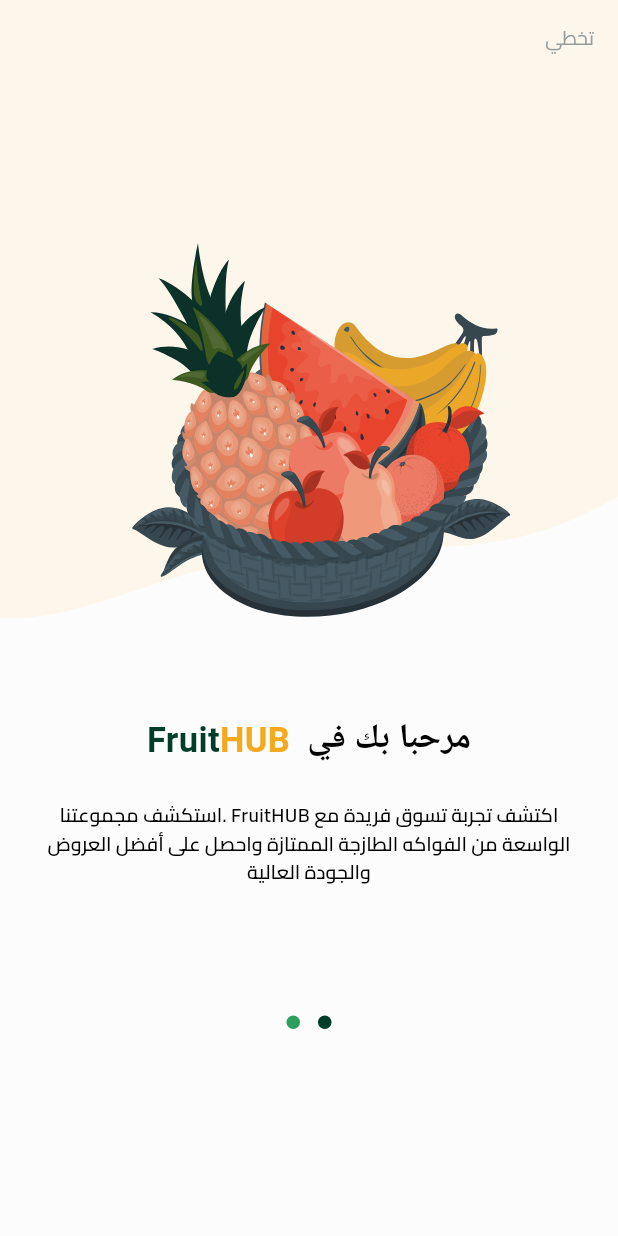
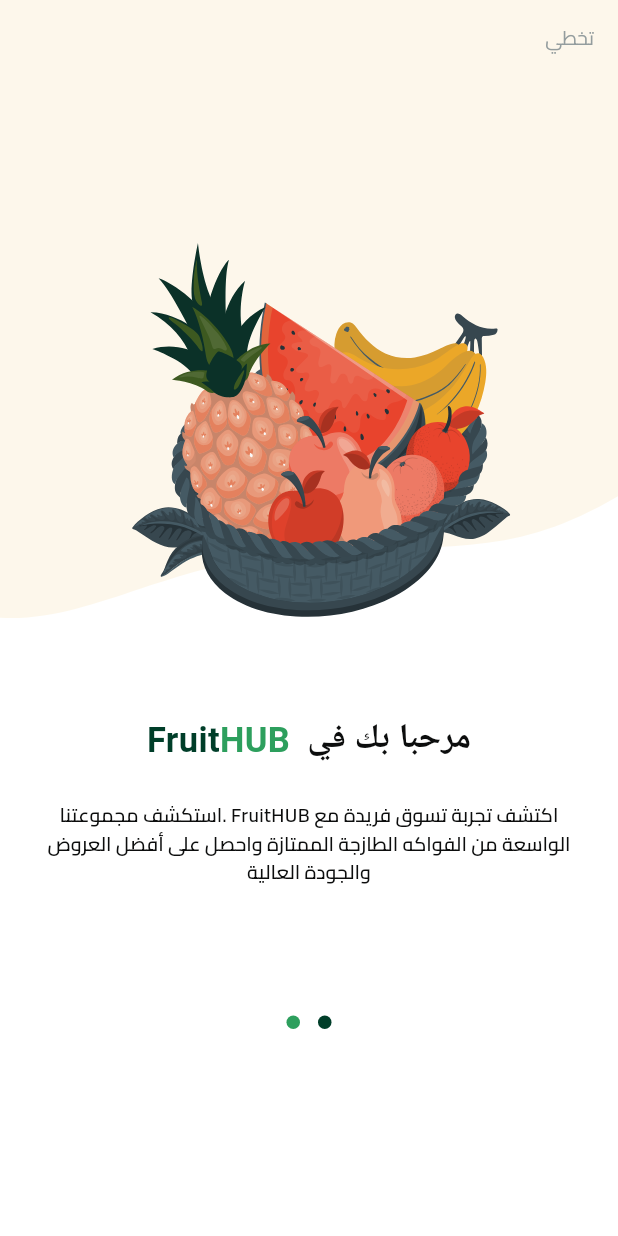
Before and after one commit to samir-227/Pure_Harvest_e_commerce, a Flutter app: the screen it shows after launch, on a phone screen of 412 x 824 dp. Run offline on Flutter 3.47's test engine with Material 3 defaults, Android fonts, the phone set to English and light mode, and no system bars; drawn by our look-alikes of dots_indicator; our stand-ins replace dartz, firebase_auth, firebase_core, flutter_svg, shared_preferences; accounts and stored records are empty.

Commit message:
app theming

```diff
--- /dev/null
+++ b/lib/core/theme/colors.dart
@@ -0,0 +1,30 @@
+import 'package:flutter/material.dart';
+
+// Light Theme Colors
+class LightThemeColors {
+  static const Color primary = Color(0xFF003E29); // Green1/500 for buttons
+  static const Color secondary =
+      Color(0xFF2D9F5D); // green/500 for icons, secondary actions
+  static const Color background = Color(0xFFFFFFFF); // White background
+  static const Color surface = Color(0xFFE6E9EA); // Cards and input fields
+  static const Color textPrimary =
+      Color(0xFF0C0D0D); // Grayscale/950 for main text
+  static const Color textSecondary =
+      Color(0xFF949D9E); // Grayscale/500 for hints
+  static const Color secondaryContainer = Color(0xFFF4A91F); // Orange/500 for banners
+  static const Color error = Color(0xFFEB5757); // Error states
+}
+
+// Dark Theme Colors
+class DarkThemeColors {
+  static const Color primary =
+      Color(0xFF2E7D32); // Slightly lighter green for contrast
+  static const Color secondary = Color(0xFF5DB957); // Same green for consistency
+  static const Color background = Color(0xFF121212); // Dark background
+  static const Color surface = Color(0xFF1E1E1E); // Dark gray for cards
+  static const Color textPrimary = Color(0xFFFFFFFF); // White text
+  static const Color textSecondary = Color(0xFFB0B0B0); // Light gray text
+  static const Color secondaryContainer = Color(0xFFF4A91F);  // Same orange for banners
+  static const Color error =
+      Color(0xFFEF5350); // Slightly brighter red for dark mode
+}
--- /dev/null
+++ b/lib/core/theme/theme_data.dart
@@ -0,0 +1,215 @@
+import 'package:flutter/material.dart';
+import 'package:fruits_hub/core/theme/fonts.dart';
+import 'colors.dart';
+
+class AppThemes {
+  static final ThemeData lightTheme = ThemeData(
+    fontFamily: AppFonts.kCairoFont,
+    useMaterial3: true,
+    brightness: Brightness.light,
+    primaryColor: LightThemeColors.primary,
+    scaffoldBackgroundColor: LightThemeColors.background,
+    colorScheme: const ColorScheme.light(
+      primary: LightThemeColors.primary,
+      secondary: LightThemeColors.secondary,
+      surface: LightThemeColors.surface,
+      onPrimary: Colors.white,
+      onSecondary: Colors.black,
+      onSurface: LightThemeColors.textPrimary,
+      error: LightThemeColors.error,
+    ),
+    appBarTheme: const AppBarTheme(
+      backgroundColor: Colors.white,
+      foregroundColor: Colors.black,
+    ),
+    elevatedButtonTheme: ElevatedButtonThemeData(
+      style: ElevatedButton.styleFrom(
+        backgroundColor: LightThemeColors.primary,
+        foregroundColor: Colors.white,
+      ),
+    ),
+    cardTheme: const CardTheme(
+      color: LightThemeColors.surface,
+      elevation: 2,
+    ),
+    inputDecorationTheme: const InputDecorationTheme(
+      fillColor: LightThemeColors.surface,
+      filled: true,
+      border: OutlineInputBorder(),
+      labelStyle: TextStyle(color: LightThemeColors.textSecondary),
+    ),
+  );
+
+  static final ThemeData darkTheme = ThemeData(
+    fontFamily: AppFonts.kCairoFont,
+    useMaterial3: true,
+    brightness: Brightness.dark,
+    primaryColor: DarkThemeColors.primary,
+    scaffoldBackgroundColor: DarkThemeColors.background,
+    colorScheme: const ColorScheme.dark(
+      primary: DarkThemeColors.primary,
+      secondary: DarkThemeColors.secondary,
+      surface: DarkThemeColors.surface,
+      onPrimary: Colors.black,
+      onSecondary: Colors.white,
+      onSurface: DarkThemeColors.textPrimary,
+      error: DarkThemeColors.error,
+    ),
+    appBarTheme: const AppBarTheme(
+      backgroundColor: Colors.black,
+      foregroundColor: Colors.white,
+    ),
+    elevatedButtonTheme: ElevatedButtonThemeData(
+      style: ElevatedButton.styleFrom(
+        backgroundColor: DarkThemeColors.primary,
+        foregroundColor: Colors.white,
+      ),
+    ),
+    cardTheme: const CardTheme(
+      color: DarkThemeColors.surface,
+      elevation: 2,
+    ),
+    inputDecorationTheme: const InputDecorationTheme(
+      fillColor: DarkThemeColors.surface,
+      filled: true,
+      border: OutlineInputBorder(),
+      labelStyle: TextStyle(color: DarkThemeColors.textSecondary),
+    ),
+  );
+}
+
+// class ThemeService {
+//   // This function returns the light theme for the application
+//   static ThemeData light() => ThemeData(
+//         // Set the default font family for the theme
+//         fontFamily: AppFonts.kCairoFont,
+
+//         // Set the primary color of the theme
+//         primaryColor: AppColors.kPrimaryColor,
+
+//         // Define the AppBar theme with a primary color background
+//         appBarTheme: const AppBarTheme(
+//           backgroundColor: AppColors.kPrimaryColor,
+//         ),
+
+//         // Set the secondary header color used in widgets
+//         secondaryHeaderColor: AppColors.kSecondaryColor,
+
+//         // Define the color for disabled elements
+//         disabledColor: AppColors.kDisabledColor,
+
+//         // Specify the overall brightness of the theme as light
+//         brightness: Brightness.light,
+
+//         // Set the hint color for input fields
+//         hintColor: AppColors.kHintColor,
+
+//         // Card color for card widgets
+//         cardColor: AppColors.kCardColor,
+
+//         // Shadow color for elevated elements, with slight opacity
+//         shadowColor: Colors.black.withAlpha(8),
+
+//         // Define the TextButton theme with a custom style
+//         textButtonTheme: TextButtonThemeData(
+//             style:
+//                 TextButton.styleFrom(foregroundColor: AppColors.kPrimaryColor)),
+
+//         // Configure the color scheme for the theme
+//         colorScheme: const ColorScheme.light(
+//                 primary: AppColors.kPrimaryColor,
+//                 secondary: AppColors.kSecondaryColor)
+//             .copyWith(
+//               surface: const Color(0xFFFCFCFC), // Surface color for components
+//             )
+//             .copyWith(
+//               error: const Color(0xFFE84D4F), // Error color for the theme
+//             ),
+
+//         // Popup menu theme with white background and surface tint
+//         popupMenuTheme: const PopupMenuThemeData(
+//             color: Colors.white, surfaceTintColor: Colors.white),
+
+//         // Dialog theme with white surface tint
+//         dialogTheme: const DialogTheme(surfaceTintColor: Colors.white),
+
+//         // Floating action button theme with a rounded shape
+//         floatingActionButtonTheme: FloatingActionButtonThemeData(
+//           shape: RoundedRectangleBorder(
+//             borderRadius: BorderRadius.circular(500),
+//           ),
+//         ),
+
+//         // Bottom app bar theme with white surface tint and specific height
+//         bottomAppBarTheme: const BottomAppBarTheme(
+//           surfaceTintColor: Colors.white,
+//           height: 60,
+//           padding: EdgeInsets.symmetric(vertical: 5),
+//         ),
+
+//         // Divider theme with specified thickness and color
+//         dividerTheme:
+//             const DividerThemeData(thickness: 0.2, color: Color(0xFFA0A4A8)),
+
+//         // Tab bar theme with transparent divider color
+//         tabBarTheme: const TabBarTheme(dividerColor: Colors.transparent),
+//       );
+
+//   /// Create a dark theme.
+//   /// This theme is used when the user sets their device to dark mode.
+//   static ThemeData dark() => ThemeData(
+//         // Set the font family to Cairo
+//         fontFamily: AppFonts.kCairoFont,
+//         // Set the primary color to the primary color of the app
+//         primaryColor: AppColors.kPrimaryColor,
+//         // Set the secondary header color to a light gray color
+//         secondaryHeaderColor: const Color(0xFF4da2a9),
+//         // Set the app bar theme to have a dark background color
+//         appBarTheme: const AppBarTheme(
+//           backgroundColor: AppColors.kPrimaryColor,
+//         ),
+//         // Set the disabled color to a light gray color
+//         disabledColor: const Color(0xffa2a7ad),
+//         // Set the brightness of the theme to dark
+//         brightness: Brightness.dark,
+//         // Set the hint color of input fields to a light gray color
+//         hintColor: const Color(0xFFbebebe),
+//         // Set the card color to a dark gray color
+//         cardColor: const Color(0xFF30313C),
+//         // Set the shadow color to a light gray color with a small amount of opacity
+//         shadowColor: Colors.white.withAlpha(8),
+//         // Set the text button theme to have a custom style with a light gray color
+//         textButtonTheme: TextButtonThemeData(
+//             style:
+//                 TextButton.styleFrom(foregroundColor: AppColors.kPrimaryColor)),
+//         // Set the color scheme to a dark color scheme with a light gray surface color
+//         colorScheme: const ColorScheme.dark(
+//           primary: AppColors.kPrimaryColor,
+//           secondary: AppColors.kPrimaryColor,
+//         )
+//             .copyWith(surface: const Color(0xFF191A26))
+//             .copyWith(error: const Color(0xFFdd3135)),
+//         // Set the popup menu theme to have a dark background color
+//         popupMenuTheme: const PopupMenuThemeData(
+//             color: Color(0xFF29292D), surfaceTintColor: Color(0xFF29292D)),
+//         // Set the dialog theme to have a light gray surface tint
+//         dialogTheme: const DialogTheme(surfaceTintColor: Colors.white10),
+//         // Set the floating action button theme to have a rounded shape
+//         floatingActionButtonTheme: FloatingActionButtonThemeData(
+//             shape: RoundedRectangleBorder(
+//                 borderRadius: BorderRadius.circular(500))),
+//         // Set the bottom app bar theme to have a dark background color
+//         bottomAppBarTheme: const BottomAppBarTheme(
+//           surfaceTintColor: Colors.black,
+//           height: 60,
+//           padding: EdgeInsets.symmetric(vertical: 5),
+//         ),
+//         // Set the divider theme to have a light gray color with a small amount of thickness
+//         dividerTheme: const DividerThemeData(
+//           thickness: 0.5,
+//           color: Color(0xFFA0A4A8),
+//         ),
+//         // Set the tab bar theme to have a divider with a transparent color
+//         tabBarTheme: const TabBarTheme(dividerColor: Colors.transparent),
+//       );
+// }
--- a/lib/core/theme/theme_service.dart
+++ /dev/null
@@ -1,139 +0,0 @@
-import 'package:flutter/material.dart';
-import 'package:fruits_hub/core/theme/fonts.dart' show AppFonts;
-import 'package:fruits_hub/core/utlis/app_colors.dart';
-
-class ThemeService {
-  // This function returns the light theme for the application
-  static ThemeData light() => ThemeData(
-        // Set the default font family for the theme
-        fontFamily: AppFonts.kCairoFont,
-
-        // Set the primary color of the theme
-        primaryColor: AppColors.kPrimaryColor,
-
-        // Define the AppBar theme with a primary color background
-        appBarTheme: const AppBarTheme(
-          backgroundColor: AppColors.kPrimaryColor,
-        ),
-
-        // Set the secondary header color used in widgets
-        secondaryHeaderColor: AppColors.kSecondaryColor,
-
-        // Define the color for disabled elements
-        disabledColor: AppColors.kDisabledColor,
-
-        // Specify the overall brightness of the theme as light
-        brightness: Brightness.light,
-
-        // Set the hint color for input fields
-        hintColor: AppColors.kHintColor,
-
-        // Card color for card widgets
-        cardColor: AppColors.kCardColor,
-
-        // Shadow color for elevated elements, with slight opacity
-        shadowColor: Colors.black.withAlpha(8),
-
-        // Define the TextButton theme with a custom style
-        textButtonTheme: TextButtonThemeData(
-            style:
-                TextButton.styleFrom(foregroundColor: AppColors.kPrimaryColor)),
-
-        // Configure the color scheme for the theme
-        colorScheme: const ColorScheme.light(
-                primary: AppColors.kPrimaryColor,
-                secondary: AppColors.kSecondaryColor)
-            .copyWith(
-              surface: const Color(0xFFFCFCFC), // Surface color for components
-            )
-            .copyWith(
-              error: const Color(0xFFE84D4F), // Error color for the theme
-            ),
-
-        // Popup menu theme with white background and surface tint
-        popupMenuTheme: const PopupMenuThemeData(
-            color: Colors.white, surfaceTintColor: Colors.white),
-
-        // Dialog theme with white surface tint
-        dialogTheme: const DialogTheme(surfaceTintColor: Colors.white),
-
-        // Floating action button theme with a rounded shape
-        floatingActionButtonTheme: FloatingActionButtonThemeData(
-          shape: RoundedRectangleBorder(
-            borderRadius: BorderRadius.circular(500),
-          ),
-        ),
-
-        // Bottom app bar theme with white surface tint and specific height
-        bottomAppBarTheme: const BottomAppBarTheme(
-          surfaceTintColor: Colors.white,
-          height: 60,
-          padding: EdgeInsets.symmetric(vertical: 5),
-        ),
-
-        // Divider theme with specified thickness and color
-        dividerTheme:
-            const DividerThemeData(thickness: 0.2, color: Color(0xFFA0A4A8)),
-
-        // Tab bar theme with transparent divider color
-        tabBarTheme: const TabBarTheme(dividerColor: Colors.transparent),
-      );
-
-  /// Create a dark theme.
-  /// This theme is used when the user sets their device to dark mode.
-  static ThemeData dark() => ThemeData(
-        // Set the font family to Cairo
-        fontFamily: AppFonts.kCairoFont,
-        // Set the primary color to the primary color of the app
-        primaryColor: AppColors.kPrimaryColor,
-        // Set the secondary header color to a light gray color
-        secondaryHeaderColor: const Color(0xFF4da2a9),
-        // Set the app bar theme to have a dark background color
-        appBarTheme: const AppBarTheme(
-          backgroundColor: AppColors.kPrimaryColor,
-        ),
-        // Set the disabled color to a light gray color
-        disabledColor: const Color(0xffa2a7ad),
-        // Set the brightness of the theme to dark
-        brightness: Brightness.dark,
-        // Set the hint color of input fields to a light gray color
-        hintColor: const Color(0xFFbebebe),
-        // Set the card color to a dark gray color
-        cardColor: const Color(0xFF30313C),
-        // Set the shadow color to a light gray color with a small amount of opacity
-        shadowColor: Colors.white.withAlpha(8),
-        // Set the text button theme to have a custom style with a light gray color
-        textButtonTheme: TextButtonThemeData(
-            style:
-                TextButton.styleFrom(foregroundColor: AppColors.kPrimaryColor)),
-        // Set the color scheme to a dark color scheme with a light gray surface color
-        colorScheme: const ColorScheme.dark(
-          primary: AppColors.kPrimaryColor,
-          secondary: AppColors.kPrimaryColor,
-        )
-            .copyWith(surface: const Color(0xFF191A26))
-            .copyWith(error: const Color(0xFFdd3135)),
-        // Set the popup menu theme to have a dark background color
-        popupMenuTheme: const PopupMenuThemeData(
-            color: Color(0xFF29292D), surfaceTintColor: Color(0xFF29292D)),
-        // Set the dialog theme to have a light gray surface tint
-        dialogTheme: const DialogTheme(surfaceTintColor: Colors.white10),
-        // Set the floating action button theme to have a rounded shape
-        floatingActionButtonTheme: FloatingActionButtonThemeData(
-            shape: RoundedRectangleBorder(
-                borderRadius: BorderRadius.circular(500))),
-        // Set the bottom app bar theme to have a dark background color
-        bottomAppBarTheme: const BottomAppBarTheme(
-          surfaceTintColor: Colors.black,
-          height: 60,
-          padding: EdgeInsets.symmetric(vertical: 5),
-        ),
-        // Set the divider theme to have a light gray color with a small amount of thickness
-        dividerTheme: const DividerThemeData(
-          thickness: 0.5,
-          color: Color(0xFFA0A4A8),
-        ),
-        // Set the tab bar theme to have a divider with a transparent color
-        tabBarTheme: const TabBarTheme(dividerColor: Colors.transparent),
-      );
-}
--- a/lib/core/utlis/app_colors.dart
+++ b/lib/core/utlis/app_colors.dart
@@ -1,12 +1,12 @@
-import 'package:flutter/material.dart';
+// import 'package:flutter/material.dart';
 
-class AppColors {
-  static const Color kPrimaryColor = Color(0xFF003E29);
-  static const Color kLightPrimaryColor = Color(0xFF2D9F5D);
-  static const Color kSecondaryColor = Color(0xFFF4A91F);
-  static const Color kLightSecondaryColor = Color(0xFFF8C76D);
-  static const Color kSecondaryHeaderColor = Color(0xFF4da2a9);
-  static const Color kDisabledColor = Color(0xFFBABFC4);
-  static const Color kHintColor = Color(0xFF9F9F9F);
-  static const Color kCardColor = Colors.white;
-}
+// class AppColors {
+//   static const Color kPrimaryColor = Color(0xFF003E29);
+//   static const Color kLightPrimaryColor = Color(0xFF2D9F5D);
+//   static const Color kSecondaryColor = Color(0xFFF4A91F);
+//   static const Color kLightSecondaryColor = Color(0xFFF8C76D);
+//   static const Color kSecondaryHeaderColor = Color(0xFF4da2a9);
+//   static const Color kDisabledColor = Color(0xFFBABFC4);
+//   static const Color kHintColor = Color(0xFF9F9F9F);
+//   static const Color kCardColor = Colors.white;
+// }
--- a/lib/core/widgets/custom_button.dart
+++ b/lib/core/widgets/custom_button.dart
@@ -1,5 +1,4 @@
 import 'package:flutter/material.dart';
-import 'package:fruits_hub/core/utlis/app_colors.dart';
 import 'package:fruits_hub/core/utlis/app_text_style.dart';
 
 class CustomButton extends StatelessWidget {
@@ -13,7 +12,7 @@
       height: 54,
       child: TextButton(
         style: TextButton.styleFrom(
-            backgroundColor: AppColors.kPrimaryColor,
+            backgroundColor: Theme.of(context).colorScheme.primary,
             shape: RoundedRectangleBorder(
               borderRadius: BorderRadius.circular(16),
             )),
--- a/lib/features/auth/presentation/views/widget/custom_check_box.dart
+++ b/lib/features/auth/presentation/views/widget/custom_check_box.dart
@@ -19,11 +19,15 @@
             width: 24,
             height: 24,
             decoration: ShapeDecoration(
-              color: isChecked ? AppColors.kPrimaryColor : Colors.white,
+              color: isChecked
+                  ? Theme.of(context).colorScheme.primary
+                  : Colors.white,
               shape: RoundedRectangleBorder(
                 side: BorderSide(
-                    width: 1.50,
-                    color: isChecked ? Colors.transparent : Color(0xFFDCDEDE)),
+                  width: 1.50,
+                  color:
+                      isChecked ? Colors.transparent : const Color(0xFFDCDEDE),
+                ),
                 borderRadius: BorderRadius.circular(8),
               ),
             ),
--- a/lib/features/auth/presentation/views/widget/dont_have_account_widget.dart
+++ b/lib/features/auth/presentation/views/widget/dont_have_account_widget.dart
@@ -31,7 +31,7 @@
           child: Text(
             S.of(context).register,
             style: TextStyles.semiBold16.copyWith(
-              color: AppColors.kPrimaryColor,
+              color: Theme.of(context).colorScheme.primary,
               height: 1.40,
             ),
           ),
--- a/lib/features/auth/presentation/views/widget/i_have_account_widget.dart
+++ b/lib/features/auth/presentation/views/widget/i_have_account_widget.dart
@@ -28,7 +28,7 @@
           child: Text(
             S.of(context).login,
             style: TextStyles.semiBold16.copyWith(
-              color: AppColors.kPrimaryColor,
+              color: Theme.of(context).colorScheme.primary,
               height: 1.40,
             ),
           ),
--- a/lib/features/auth/presentation/views/widget/sign_in_view_body.dart
+++ b/lib/features/auth/presentation/views/widget/sign_in_view_body.dart
@@ -45,7 +45,7 @@
             Text(
               S.of(context).forgetPassword,
               style: TextStyles.semiBold13.copyWith(
-                color: AppColors.kLightPrimaryColor,
+                color: Theme.of(context).colorScheme.secondary,
               ),
             ),
             const SizedBox(
--- a/lib/features/auth/presentation/views/widget/term_and_condition_widget.dart
+++ b/lib/features/auth/presentation/views/widget/term_and_condition_widget.dart
@@ -48,7 +48,7 @@
                 TextSpan(
                   text: ' ${S.of(context).Policy} ',
                   style: TextStyles.semiBold13.copyWith(
-                    color: AppColors.kLightPrimaryColor,
+                    color: Theme.of(context).colorScheme.secondary,
                   ),
                 ),
               ],
--- a/lib/features/on_boarding/presentation/views/widgets/on_boarding_page_view.dart
+++ b/lib/features/on_boarding/presentation/views/widgets/on_boarding_page_view.dart
@@ -24,17 +24,17 @@
                 TextSpan(
                   text: S.of(context).welcomeTitle,
                   style: TextStyles.bold23.copyWith(),
-                  children: const [
+                  children: [
                     TextSpan(
                       text: ' Fruit',
                       style: TextStyle(
-                        color: AppColors.kPrimaryColor,
+                        color: Theme.of(context).colorScheme.primary,
                       ),
                     ),
                     TextSpan(
                       text: 'HUB',
                       style: TextStyle(
-                        color: Color(0xFFF4A91F),
+                        color: Theme.of(context).colorScheme.secondaryContainer,
                       ),
                     ),
                   ],
--- a/lib/features/on_boarding/presentation/views/widgets/on_boarding_view_body.dart
+++ b/lib/features/on_boarding/presentation/views/widgets/on_boarding_view_body.dart
@@ -49,10 +49,10 @@
         DotsIndicator(
           dotsCount: 2,
           decorator: DotsDecorator(
-            activeColor: AppColors.kPrimaryColor,
+            activeColor: Theme.of(context).colorScheme.primary,
             color: currentPage == 1
-                ? AppColors.kPrimaryColor
-                : AppColors.kLightPrimaryColor,
+                ? Theme.of(context).colorScheme.primary
+                :Theme.of(context).colorScheme.secondary,
           ),
         ),
         Visibility(
--- a/lib/main.dart
+++ b/lib/main.dart
@@ -5,7 +5,7 @@
 import 'package:fruits_hub/features/splash/presentation/views/splash_view.dart';
 import 'package:fruits_hub/generated/l10n.dart';
 // Import the generated file
-import 'core/theme/theme_service.dart';
+import 'core/theme/theme_data.dart';
 import 'firebase_options.dart';
 import 'package:firebase_core/firebase_core.dart';
 import 'core/services/shared_preferences_singleton.dart';
@@ -25,12 +25,13 @@
   @override
   Widget build(BuildContext context) {
     return MaterialApp(
-      theme: ThemeService.light(),
-      darkTheme: ThemeService.dark(),
+      theme: AppThemes.lightTheme,
+      darkTheme: AppThemes.darkTheme,
+      themeMode: ThemeMode.light,
       //   fontFamily: 'Cairo',
       //   scaffoldBackgroundColor: Colors.white,
       //   colorScheme: ColorScheme.fromSeed(seedColor: AppColors.kPrimaryColor),
-      //   useMaterial3: true,
+
       // ),
       localizationsDelegates: const [
         S.delegate,
```
Also changed, not shown: 4 other files.
